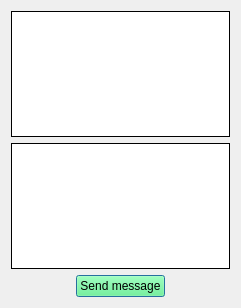
Qt form Client/PrivateMessageDialog.ui (czimbortibor/linux-chat-application) before a commit.
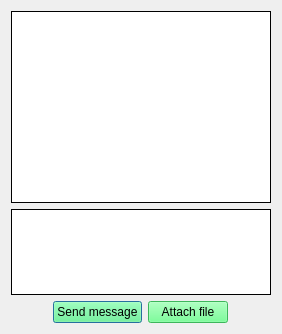
The same form after that commit.

Diff of the .ui file:
```diff
--- a/Client/PrivateMessageDialog.ui
+++ b/Client/PrivateMessageDialog.ui
@@ -6,8 +6,8 @@
    <rect>
     <x>0</x>
     <y>0</y>
-    <width>241</width>
-    <height>308</height>
+    <width>282</width>
+    <height>334</height>
    </rect>
   </property>
   <property name="windowTitle">
@@ -15,8 +15,8 @@
   </property>
   <layout class="QGridLayout" name="gridLayout_2">
    <item row="0" column="0">
-    <layout class="QGridLayout" name="gridLayout">
-     <item row="0" column="0" colspan="3">
+    <layout class="QGridLayout" name="gridLayout" rowstretch="0,1,0,0">
+     <item row="0" column="0" colspan="4">
       <widget class="QTextEdit" name="editRecvMessage">
        <property name="frameShape">
         <enum>QFrame::Panel</enum>
@@ -29,7 +29,7 @@
        </property>
       </widget>
      </item>
-     <item row="1" column="0" colspan="3">
+     <item row="1" column="0" colspan="4">
       <widget class="QTextEdit" name="editSendMessage">
        <property name="frameShape">
         <enum>QFrame::Panel</enum>
@@ -76,7 +76,7 @@
        </property>
       </widget>
      </item>
-     <item row="2" column="2">
+     <item row="2" column="3">
       <spacer name="horizontalSpacer_2">
        <property name="orientation">
         <enum>Qt::Horizontal</enum>
@@ -89,6 +89,17 @@
        </property>
       </spacer>
      </item>
+     <item row="2" column="2">
+      <widget class="QPushButton" name="btnSendFile">
+       <property name="styleSheet">
+        <string notr="true">
+background-color: rgb(85, 255, 127);</string>
+       </property>
+       <property name="text">
+        <string>Attach file</string>
+       </property>
+      </widget>
+     </item>
     </layout>
    </item>
   </layout>
```
